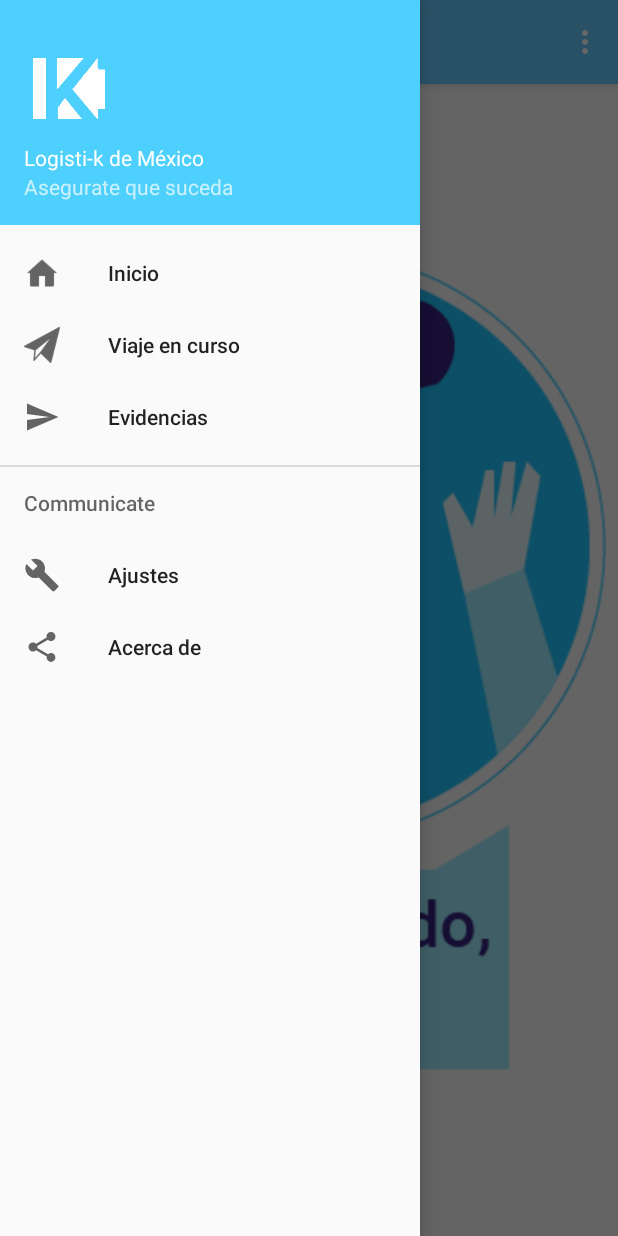
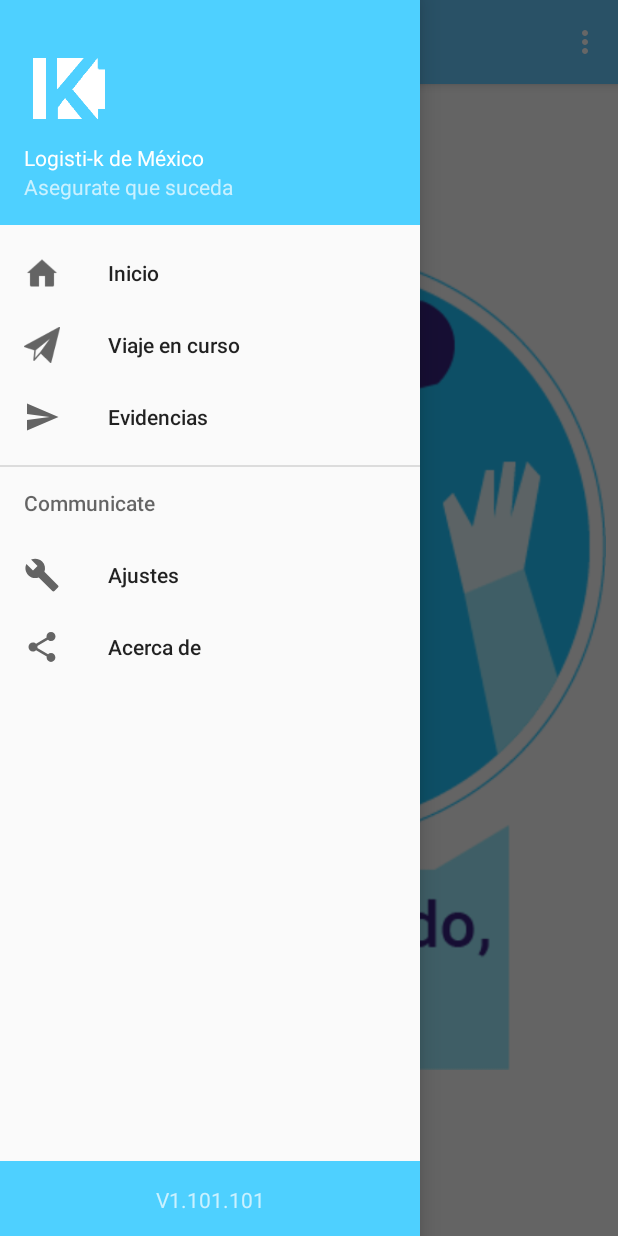
Before and after one commit to logistikgo/app_bkg_operador, an Android app: the MenuActivity screen opened directly, with no data from a screen before it, with the side drawer open, on a phone screen of 412 x 824 dp. Run offline under Robolectric (Android 15) with nearby library versions, the phone set to English and light mode, and no system bars; 1 statement that could not run was skipped.

Commit message:
Jorge Enríquez 16/11/2017 17:14

```diff
--- a/app/src/main/res/layout/activity_menu.xml
+++ b/app/src/main/res/layout/activity_menu.xml
@@ -14,12 +14,42 @@
         android:layout_height="match_parent" />
 
     <android.support.design.widget.NavigationView
-        android:id="@+id/nav_view"
         android:layout_width="wrap_content"
         android:layout_height="match_parent"
         android:layout_gravity="start"
         android:fitsSystemWindows="true"
-        app:headerLayout="@layout/nav_header_menu"
-        app:menu="@menu/activity_menu_drawer" />
+        app:menu="@menu/activity_menu_drawer" >
+
+        <android.support.v4.widget.NestedScrollView
+            android:layout_width="match_parent"
+            android:fillViewport="true"
+            android:layout_height="match_parent"
+            android:scrollbars="vertical">
+            <LinearLayout
+                android:layout_width="match_parent"
+                android:layout_height="wrap_content"
+                android:orientation="vertical">
+
+                <android.support.design.widget.NavigationView
+                    android:id="@+id/nav_view"
+                    app:elevation="0dp"
+                    android:layout_height="wrap_content"
+                    android:layout_width="match_parent"
+
+                    app:headerLayout="@layout/nav_header_menu"
+                    app:menu="@menu/activity_menu_drawer">
+                </android.support.design.widget.NavigationView>
+
+                <LinearLayout
+                    android:id="@+id/spacer_to_bottom"
+                    android:layout_width="match_parent"
+                    android:orientation="vertical"
+                    android:layout_height="0dp"
+                    android:layout_weight="1"/>
+
+                <include layout="@layout/nav_footer_menu"></include>
+            </LinearLayout>
+        </android.support.v4.widget.NestedScrollView>
+    </android.support.design.widget.NavigationView>
 
 </android.support.v4.widget.DrawerLayout>
--- /dev/null
+++ b/app/src/main/res/layout/nav_footer_menu.xml
@@ -0,0 +1,22 @@
+<?xml version="1.0" encoding="utf-8"?>
+<LinearLayout xmlns:android="http://schemas.android.com/apk/res/android"
+    android:layout_width="match_parent"
+    android:layout_height="50dp"
+    android:background="@drawable/menuimg"
+    android:gravity="bottom"
+    android:orientation="vertical"
+    android:paddingBottom="@dimen/activity_vertical_margin"
+    android:paddingLeft="@dimen/activity_horizontal_margin"
+    android:paddingRight="@dimen/activity_horizontal_margin"
+    android:paddingTop="@dimen/activity_vertical_margin"
+    android:theme="@style/ThemeOverlay.AppCompat.Dark"
+    android:weightSum="1">
+
+    <TextView
+        android:id="@+id/textLeyenda"
+        android:layout_width="match_parent"
+        android:layout_height="wrap_content"
+        android:gravity="center"
+        android:text="@string/footer_version" />
+
+</LinearLayout>
--- a/app/src/main/res/values/strings.xml
+++ b/app/src/main/res/values/strings.xml
@@ -53,6 +53,7 @@
     <string name="volume">Volumen</string>
 
     <string name="title_activity_acerca_de">Acerca de</string>
+    <string name="footer_version">V1.101.101</string>
 
     <!-- TODO: Remove or change this placeholder text -->
     <string name="hello_blank_fragment">Hello blank fragment</string>
```
